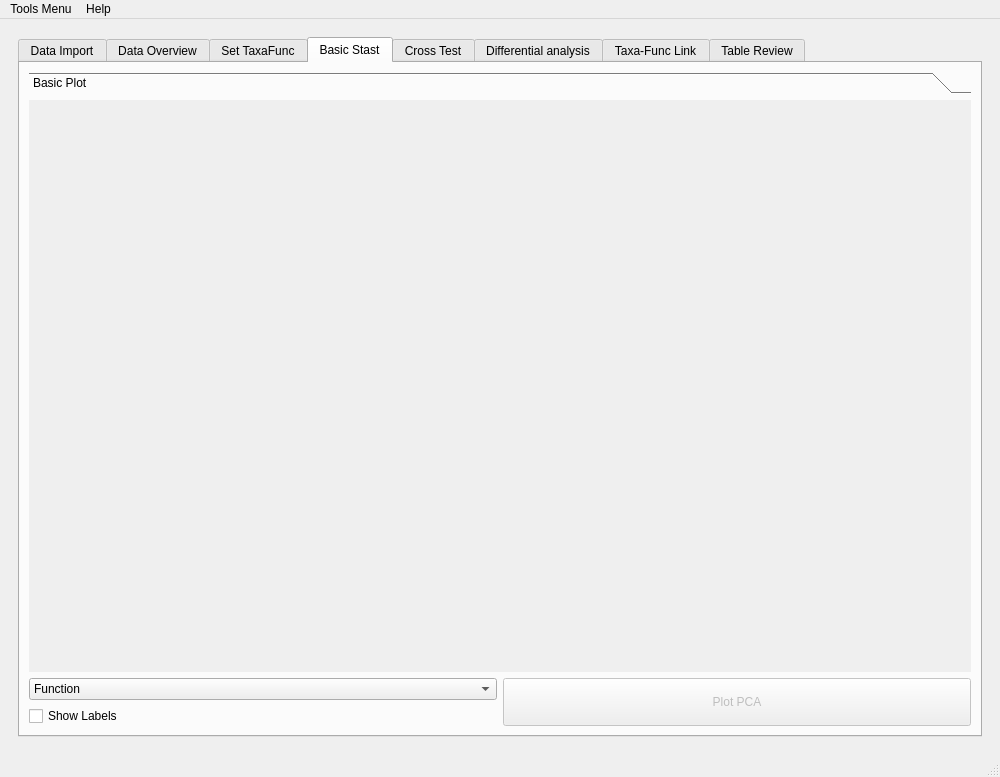
The window that utils/MetaX_GUI/MainWindow.ui (byemaxx/MetaX) describes before a commit, drawn with Qt 5.
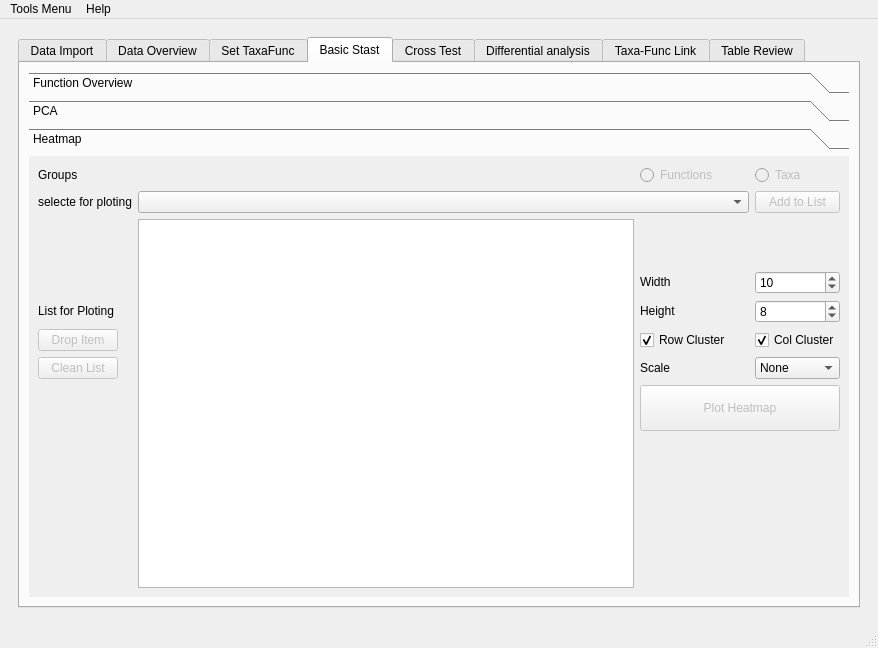
The same window after the commit. The open tabs and pages were chosen to show the change.

Commit message: Fix Bugs when reset the TaxaFunc Table

Patch:
```diff
--- a/utils/MetaX_GUI/MainWindow.ui
+++ b/utils/MetaX_GUI/MainWindow.ui
@@ -6,8 +6,8 @@
    <rect>
     <x>0</x>
     <y>0</y>
-    <width>1000</width>
-    <height>777</height>
+    <width>878</width>
+    <height>648</height>
    </rect>
   </property>
   <property name="sizePolicy">
@@ -663,64 +663,14 @@
             <string>Basic Stast</string>
            </attribute>
            <layout class="QGridLayout" name="gridLayout_8">
-            <item row="1" column="1" rowspan="2">
-             <widget class="QPushButton" name="pushButton_plot_pca_sns">
-              <property name="enabled">
-               <bool>false</bool>
-              </property>
-              <property name="sizePolicy">
-               <sizepolicy hsizetype="Preferred" vsizetype="Minimum">
-                <horstretch>0</horstretch>
-                <verstretch>0</verstretch>
-               </sizepolicy>
-              </property>
-              <property name="text">
-               <string>Plot PCA</string>
-              </property>
-             </widget>
-            </item>
-            <item row="1" column="0">
-             <widget class="QComboBox" name="comboBox_table4pca">
-              <property name="sizePolicy">
-               <sizepolicy hsizetype="Preferred" vsizetype="Fixed">
-                <horstretch>0</horstretch>
-                <verstretch>0</verstretch>
-               </sizepolicy>
-              </property>
-              <item>
-               <property name="text">
-                <string>Function</string>
-               </property>
-              </item>
-              <item>
-               <property name="text">
-                <string>Taxa</string>
-               </property>
-              </item>
-              <item>
-               <property name="text">
-                <string>Taxa-Function</string>
-               </property>
-              </item>
-              <item>
-               <property name="text">
-                <string>Peptide</string>
-               </property>
-              </item>
-             </widget>
-            </item>
-            <item row="2" column="0">
-             <widget class="QCheckBox" name="checkBox_pca_if_show_lable">
-              <property name="layoutDirection">
-               <enum>Qt::LeftToRight</enum>
-              </property>
-              <property name="text">
-               <string>Show Labels</string>
-              </property>
-             </widget>
-            </item>
-            <item row="0" column="0" colspan="2">
+            <item row="0" column="1">
              <widget class="QToolBox" name="toolBox">
+              <property name="sizePolicy">
+               <sizepolicy hsizetype="Preferred" vsizetype="Expanding">
+                <horstretch>0</horstretch>
+                <verstretch>0</verstretch>
+               </sizepolicy>
+              </property>
               <property name="currentIndex">
                <number>0</number>
               </property>
@@ -729,16 +679,334 @@
                 <rect>
                  <x>0</x>
                  <y>0</y>
-                 <width>98</width>
-                 <height>28</height>
+                 <width>818</width>
+                 <height>446</height>
                 </rect>
                </property>
                <attribute name="label">
-                <string>Basic Plot</string>
+                <string>Function Overview</string>
                </attribute>
                <layout class="QGridLayout" name="gridLayout_26">
                 <item row="0" column="0">
-                 <layout class="QVBoxLayout" name="verticalLayout_basic_plot_all"/>
+                 <layout class="QVBoxLayout" name="verticalLayout_basic_plot"/>
+                </item>
+               </layout>
+              </widget>
+              <widget class="QWidget" name="page_3">
+               <attribute name="label">
+                <string>PCA</string>
+               </attribute>
+               <layout class="QGridLayout" name="gridLayout_29">
+                <item row="0" column="0">
+                 <widget class="QComboBox" name="comboBox_table4pca">
+                  <property name="sizePolicy">
+                   <sizepolicy hsizetype="Preferred" vsizetype="Fixed">
+                    <horstretch>0</horstretch>
+                    <verstretch>0</verstretch>
+                   </sizepolicy>
+                  </property>
+                  <item>
+                   <property name="text">
+                    <string>Function</string>
+                   </property>
+                  </item>
+                  <item>
+                   <property name="text">
+                    <string>Taxa</string>
+                   </property>
+                  </item>
+                  <item>
+                   <property name="text">
+                    <string>Taxa-Function</string>
+                   </property>
+                  </item>
+                  <item>
+                   <property name="text">
+                    <string>Peptide</string>
+                   </property>
+                  </item>
+                 </widget>
+                </item>
+                <item row="1" column="0">
+                 <widget class="QCheckBox" name="checkBox_pca_if_show_lable">
+                  <property name="sizePolicy">
+                   <sizepolicy hsizetype="Minimum" vsizetype="Fixed">
+                    <horstretch>0</horstretch>
+                    <verstretch>0</verstretch>
+                   </sizepolicy>
+                  </property>
+                  <property name="layoutDirection">
+                   <enum>Qt::LeftToRight</enum>
+                  </property>
+                  <property name="text">
+                   <string>Show Labels</string>
+                  </property>
+                 </widget>
+                </item>
+                <item row="0" column="1" rowspan="2">
+                 <widget class="QPushButton" name="pushButton_plot_pca_sns">
+                  <property name="enabled">
+                   <bool>false</bool>
+                  </property>
+                  <property name="sizePolicy">
+                   <sizepolicy hsizetype="Preferred" vsizetype="Preferred">
+                    <horstretch>0</horstretch>
+                    <verstretch>0</verstretch>
+                   </sizepolicy>
+                  </property>
+                  <property name="text">
+                   <string>Plot PCA</string>
+                  </property>
+                 </widget>
+                </item>
+               </layout>
+              </widget>
+              <widget class="QWidget" name="page_4">
+               <attribute name="label">
+                <string>Heatmap</string>
+               </attribute>
+               <layout class="QGridLayout" name="gridLayout_30">
+                <item row="4" column="2">
+                 <widget class="QLabel" name="label_33">
+                  <property name="sizePolicy">
+                   <sizepolicy hsizetype="Fixed" vsizetype="Fixed">
+                    <horstretch>0</horstretch>
+                    <verstretch>0</verstretch>
+                   </sizepolicy>
+                  </property>
+                  <property name="text">
+                   <string>Height</string>
+                  </property>
+                 </widget>
+                </item>
+                <item row="6" column="6">
+                 <widget class="QComboBox" name="comboBox_basic_hetatmap_scale">
+                  <property name="sizePolicy">
+                   <sizepolicy hsizetype="Preferred" vsizetype="Fixed">
+                    <horstretch>0</horstretch>
+                    <verstretch>0</verstretch>
+                   </sizepolicy>
+                  </property>
+                  <item>
+                   <property name="text">
+                    <string>None</string>
+                   </property>
+                  </item>
+                  <item>
+                   <property name="text">
+                    <string>row</string>
+                   </property>
+                  </item>
+                  <item>
+                   <property name="text">
+                    <string>column</string>
+                   </property>
+                  </item>
+                  <item>
+                   <property name="text">
+                    <string>both</string>
+                   </property>
+                  </item>
+                 </widget>
+                </item>
+                <item row="4" column="0">
+                 <widget class="QLabel" name="label_34">
+                  <property name="sizePolicy">
+                   <sizepolicy hsizetype="Fixed" vsizetype="Fixed">
+                    <horstretch>0</horstretch>
+                    <verstretch>0</verstretch>
+                   </sizepolicy>
+                  </property>
+                  <property name="text">
+                   <string>List for Ploting</string>
+                  </property>
+                 </widget>
+                </item>
+                <item row="1" column="0">
+                 <widget class="QLabel" name="label_32">
+                  <property name="text">
+                   <string>selecte for ploting</string>
+                  </property>
+                 </widget>
+                </item>
+                <item row="5" column="6">
+                 <widget class="QCheckBox" name="checkBox_basic_hetatmap_col_cluster">
+                  <property name="text">
+                   <string>Col Cluster</string>
+                  </property>
+                  <property name="checked">
+                   <bool>true</bool>
+                  </property>
+                 </widget>
+                </item>
+                <item row="6" column="2">
+                 <widget class="QLabel" name="label_31">
+                  <property name="sizePolicy">
+                   <sizepolicy hsizetype="Fixed" vsizetype="Fixed">
+                    <horstretch>0</horstretch>
+                    <verstretch>0</verstretch>
+                   </sizepolicy>
+                  </property>
+                  <property name="text">
+                   <string>Scale</string>
+                  </property>
+                 </widget>
+                </item>
+                <item row="2" column="1" rowspan="9">
+                 <widget class="QListWidget" name="listWidget_list_for_ploting">
+                  <property name="sizePolicy">
+                   <sizepolicy hsizetype="Expanding" vsizetype="Preferred">
+                    <horstretch>0</horstretch>
+                    <verstretch>0</verstretch>
+                   </sizepolicy>
+                  </property>
+                 </widget>
+                </item>
+                <item row="5" column="0">
+                 <widget class="QPushButton" name="pushButton_basic_heatmap_drop_item">
+                  <property name="enabled">
+                   <bool>false</bool>
+                  </property>
+                  <property name="sizePolicy">
+                   <sizepolicy hsizetype="Fixed" vsizetype="Fixed">
+                    <horstretch>0</horstretch>
+                    <verstretch>0</verstretch>
+                   </sizepolicy>
+                  </property>
+                  <property name="text">
+                   <string>Drop Item</string>
+                  </property>
+                 </widget>
+                </item>
+                <item row="0" column="0">
+                 <widget class="QLabel" name="label_basic_hetatmap_group">
+                  <property name="sizePolicy">
+                   <sizepolicy hsizetype="Fixed" vsizetype="Fixed">
+                    <horstretch>0</horstretch>
+                    <verstretch>0</verstretch>
+                   </sizepolicy>
+                  </property>
+                  <property name="text">
+                   <string>Groups</string>
+                  </property>
+                 </widget>
+                </item>
+                <item row="1" column="6">
+                 <widget class="QPushButton" name="pushButton_basic_heatmap_add">
+                  <property name="enabled">
+                   <bool>false</bool>
+                  </property>
+                  <property name="text">
+                   <string>Add to List</string>
+                  </property>
+                 </widget>
+                </item>
+                <item row="5" column="2">
+                 <widget class="QCheckBox" name="checkBox_basic_hetatmap_row_cluster">
+                  <property name="text">
+                   <string>Row Cluster</string>
+                  </property>
+                  <property name="checked">
+                   <bool>true</bool>
+                  </property>
+                 </widget>
+                </item>
+                <item row="0" column="2" colspan="2">
+                 <widget class="QRadioButton" name="radioButton_basic_heamap_function">
+                  <property name="enabled">
+                   <bool>false</bool>
+                  </property>
+                  <property name="text">
+                   <string>Functions</string>
+                  </property>
+                 </widget>
+                </item>
+                <item row="1" column="1" colspan="5">
+                 <widget class="QComboBox" name="comboBox_basic_heatmap_selection_list"/>
+                </item>
+                <item row="0" column="6">
+                 <widget class="QRadioButton" name="radioButton_basic_heatmap_taxa">
+                  <property name="enabled">
+                   <bool>false</bool>
+                  </property>
+                  <property name="text">
+                   <string>Taxa</string>
+                  </property>
+                 </widget>
+                </item>
+                <item row="4" column="6">
+                 <widget class="QSpinBox" name="spinBox_basic_heatmap_height">
+                  <property name="minimum">
+                   <number>1</number>
+                  </property>
+                  <property name="maximum">
+                   <number>200</number>
+                  </property>
+                  <property name="value">
+                   <number>8</number>
+                  </property>
+                 </widget>
+                </item>
+                <item row="0" column="1">
+                 <layout class="QVBoxLayout" name="verticalLayout_basic_heatmap_group"/>
+                </item>
+                <item row="6" column="0">
+                 <widget class="QPushButton" name="pushButton_basic_heatmap_clean_list">
+                  <property name="enabled">
+                   <bool>false</bool>
+                  </property>
+                  <property name="sizePolicy">
+                   <sizepolicy hsizetype="Fixed" vsizetype="Fixed">
+                    <horstretch>0</horstretch>
+                    <verstretch>0</verstretch>
+                   </sizepolicy>
+                  </property>
+                  <property name="text">
+                   <string>Clean List</string>
+                  </property>
+                 </widget>
+                </item>
+                <item row="3" column="2">
+                 <widget class="QLabel" name="label_35">
+                  <property name="sizePolicy">
+                   <sizepolicy hsizetype="Fixed" vsizetype="Fixed">
+                    <horstretch>0</horstretch>
+                    <verstretch>0</verstretch>
+                   </sizepolicy>
+                  </property>
+                  <property name="text">
+                   <string>Width</string>
+                  </property>
+                 </widget>
+                </item>
+                <item row="3" column="6">
+                 <widget class="QSpinBox" name="spinBox_basic_heatmap_width">
+                  <property name="minimum">
+                   <number>1</number>
+                  </property>
+                  <property name="maximum">
+                   <number>200</number>
+                  </property>
+                  <property name="value">
+                   <number>10</number>
+                  </property>
+                 </widget>
+                </item>
+                <item row="7" column="2" colspan="5">
+                 <widget class="QPushButton" name="pushButton_basic_heatmap_plot">
+                  <property name="enabled">
+                   <bool>false</bool>
+                  </property>
+                  <property name="sizePolicy">
+                   <sizepolicy hsizetype="Preferred" vsizetype="Preferred">
+                    <horstretch>0</horstretch>
+                    <verstretch>0</verstretch>
+                   </sizepolicy>
+                  </property>
+                  <property name="text">
+                   <string>Plot Heatmap</string>
+                  </property>
+                 </widget>
                 </item>
                </layout>
               </widget>
@@ -2245,7 +2513,7 @@
     <rect>
      <x>0</x>
      <y>0</y>
-     <width>1000</width>
+     <width>878</width>
      <height>21</height>
     </rect>
    </property>
```
Left out of the diff: 807 changed lines with no effect on the pictures. The commit also changes 14 other files.
